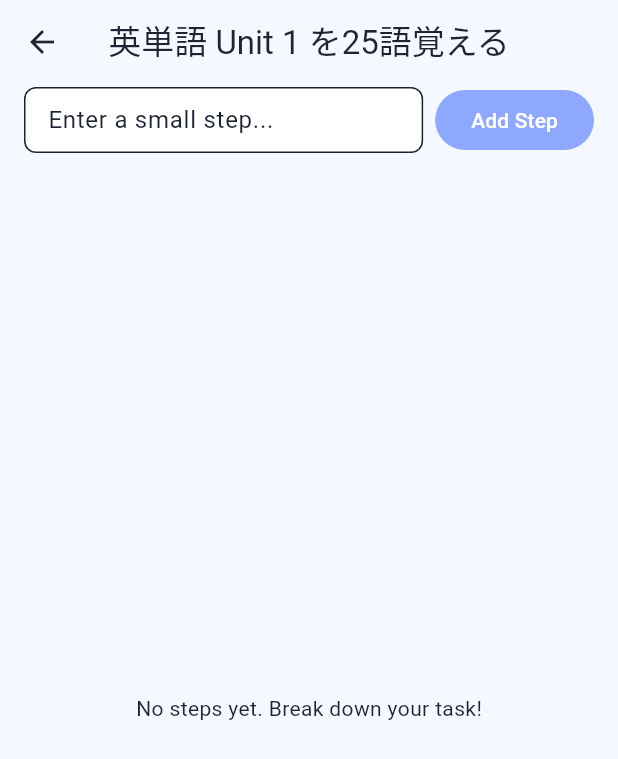
After one commit to sdaniger/-StudyFlow_AI, a Flutter app: the screen it shows after launch, item 2 of the bottom bar chosen, after a tap on the "layers" icon, on a phone screen of 412 x 824 dp. The commit adds this screen. Shown: the top 759 px of the screen. Run offline on Flutter 3.47's test engine with Material 3 defaults, Android fonts, the phone set to English and light mode, and no system bars; our stand-ins replace equatable, flutter_riverpod, go_router.

Commit message:
Add Small Steps Method feature
- SmallStep entity (Equatable), repository interface, 5 use cases
- InMemorySmallStepRepository with full CRUD
- SmallStepController (StateNotifier) with add/toggle/delete
- SmallStepsScreen with progress bar and step list
- SmallStepTile widget with checkbox and delete
- TaskTile now has onStepsTap button (layers icon)
- Navigation route: /tasks/:id/steps
- HomeScreen has Small Steps tip card
- ARB files updated with Japanese/English strings
- All 16 tests pass, 0 analyze errors

```diff
--- a/lib/core/router/app_router.dart
+++ b/lib/core/router/app_router.dart
@@ -5,6 +5,7 @@ import 'package:studyflow_ai/gen_l10n/app_localizations.dart';
 import '../../features/home/presentation/screens/home_screen.dart';
 import '../../features/tasks/presentation/screens/task_list_screen.dart';
 import '../../features/tasks/presentation/screens/task_edit_screen.dart';
+import '../../features/small_steps/presentation/screens/small_steps_screen.dart';
 import '../../features/pomodoro/presentation/screens/pomodoro_screen.dart';
 import '../../features/habits/presentation/screens/habit_screen.dart';
 import '../../features/review/presentation/screens/review_screen.dart';
@@ -54,6 +55,18 @@ final routerProvider = GoRouter(
                 key: state.pageKey,
                 child: const TaskEditScreen(),
               ),
+            ),
+            GoRoute(
+              path: ':id/steps',
+              parentNavigatorKey: _rootNavigatorKey,
+              pageBuilder: (context, state) {
+                final id = state.pathParameters['id']!;
+                final taskTitle = state.uri.queryParameters['title'] ?? 'Small Steps';
+                return MaterialPage(
+                  key: state.pageKey,
+                  child: SmallStepsScreen(taskId: id, taskTitle: taskTitle),
+                );
+              },
             ),
           ],
         ),
--- a/lib/features/home/presentation/screens/home_screen.dart
+++ b/lib/features/home/presentation/screens/home_screen.dart
@@ -20,10 +20,11 @@ class HomeScreen extends ConsumerWidget {
   @override
   Widget build(BuildContext context, WidgetRef ref) {
     final todayTasksAsync = ref.watch(todayTasksProvider);
+    final l10n = AppLocalizations.of(context)!;
 
     return Scaffold(
       appBar: AppBar(
-        title: Text(AppLocalizations.of(context)!.homeAppBarTitle),
+        title: Text(l10n.homeAppBarTitle),
         backgroundColor: Colors.transparent,
         elevation: 0,
       ),
@@ -35,13 +36,24 @@ class HomeScreen extends ConsumerWidget {
             _buildStatsRow(context, ref, todayTasksAsync),
             const SizedBox(height: AppSpacing.md),
             AiSuggestionCard(
-              suggestion: AppLocalizations.of(context)!.homeAISuggestion,
+              suggestion: l10n.homeAISuggestion,
+            ),
+            const SizedBox(height: AppSpacing.sm),
+            GlassCard(
+              onTap: () => context.push('/tasks'),
+              child: ListTile(
+                leading: const Icon(Icons.layers_outlined, color: AppColors.primary),
+                title: Text(l10n.smallStepsAppBar, style: Theme.of(context).textTheme.titleMedium),
+                subtitle: Text(l10n.taskBreakdownSuggestion, style: Theme.of(context).textTheme.bodySmall),
+                trailing: const Icon(Icons.chevron_right),
+                contentPadding: EdgeInsets.zero,
+              ),
             ),
             SectionHeader(
-              title: AppLocalizations.of(context)!.homeTodayTasks,
+              title: l10n.homeTodayTasks,
               trailing: TextButton(
                 onPressed: () => context.push('/tasks'),
-                child: Text(AppLocalizations.of(context)!.homeViewAll),
+                child: Text(l10n.homeViewAll),
               ),
             ),
             _buildTodayTasks(context, todayTasksAsync),
@@ -128,6 +140,7 @@ class HomeScreen extends ConsumerWidget {
                       priority: task.priority.label,
                       isCompleted: task.status == TaskStatus.done,
                       onTap: () => context.push('/tasks/${task.id}/edit'),
+                      onStepsTap: () => context.push('/tasks/${task.id}/steps?title=${Uri.encodeComponent(task.title)}'),
                     ))
                 .toList(),
           );
--- /dev/null
+++ b/lib/features/small_steps/application/providers/small_step_providers.dart
@@ -0,0 +1,89 @@
+import 'package:flutter_riverpod/flutter_riverpod.dart';
+import 'package:uuid/uuid.dart';
+import '../../data/repositories/in_memory_small_step_repository.dart';
+import '../../domain/entities/small_step.dart';
+import '../../domain/repositories/small_step_repository.dart';
+import '../../domain/usecases/get_steps_for_task.dart';
+import '../../domain/usecases/create_small_step.dart';
+import '../../domain/usecases/toggle_small_step.dart';
+import '../../domain/usecases/delete_small_step.dart';
+import '../../../../core/result/app_result.dart';
+
+final smallStepRepositoryProvider = Provider<SmallStepRepository>((ref) {
+  return InMemorySmallStepRepository();
+});
+
+final getStepsForTaskProvider = Provider<GetStepsForTask>((ref) {
+  return GetStepsForTask(ref.watch(smallStepRepositoryProvider));
+});
+
+final createSmallStepProvider = Provider<CreateSmallStep>((ref) {
+  return CreateSmallStep(ref.watch(smallStepRepositoryProvider));
+});
+
+final toggleSmallStepProvider = Provider<ToggleSmallStep>((ref) {
+  return ToggleSmallStep(ref.watch(smallStepRepositoryProvider));
+});
+
+final deleteSmallStepProvider = Provider<DeleteSmallStep>((ref) {
+  return DeleteSmallStep(ref.watch(smallStepRepositoryProvider));
+});
+
+final stepsForTaskProvider = FutureProvider.autoDispose.family<List<SmallStep>, String>((ref, taskId) async {
+  final useCase = ref.watch(getStepsForTaskProvider);
+  final result = await useCase(taskId);
+  if (result is AppSuccess<List<SmallStep>>) {
+    return result.data;
+  }
+  return [];
+});
+
+final smallStepControllerProvider = StateNotifierProvider.family<SmallStepController, AsyncValue<List<SmallStep>>, String>((ref, taskId) {
+  return SmallStepController(ref, taskId);
+});
+
+class SmallStepController extends StateNotifier<AsyncValue<List<SmallStep>>> {
+  final Ref _ref;
+  final String taskId;
+
+  SmallStepController(this._ref, this.taskId) : super(const AsyncValue.loading()) {
+    _loadSteps();
+  }
+
+  Future<void> _loadSteps() async {
+    final useCase = _ref.read(getStepsForTaskProvider);
+    final result = await useCase(taskId);
+    if (result is AppSuccess<List<SmallStep>>) {
+      state = AsyncValue.data(result.data);
+    } else if (result is AppFailure<List<SmallStep>>) {
+      state = AsyncValue.error(result.error, StackTrace.current);
+    }
+  }
+
+  Future<void> addStep(String title) async {
+    final create = _ref.read(createSmallStepProvider);
+    final steps = state.maybeWhen(data: (d) => d, orElse: () => <SmallStep>[]);
+    final step = SmallStep(
+      id: const Uuid().v4(),
+      taskId: taskId,
+      title: title,
+      order: steps.length,
+      createdAt: DateTime.now(),
+      updatedAt: DateTime.now(),
+    );
+    final result = await create(step);
+    if (result is AppSuccess) _loadSteps();
+  }
+
+  Future<void> toggleStep(String stepId) async {
+    final toggle = _ref.read(toggleSmallStepProvider);
+    final result = await toggle(stepId);
+    if (result is AppSuccess) _loadSteps();
+  }
+
+  Future<void> deleteStep(String stepId) async {
+    final delete = _ref.read(deleteSmallStepProvider);
+    final result = await delete(stepId);
+    if (result is AppSuccess) _loadSteps();
+  }
+}
--- /dev/null
+++ b/lib/features/small_steps/data/repositories/in_memory_small_step_repository.dart
@@ -0,0 +1,79 @@
+import '../../domain/entities/small_step.dart';
+import '../../domain/repositories/small_step_repository.dart';
+import '../../../../core/result/app_result.dart';
+import '../../../../core/errors/app_error.dart';
+
+class InMemorySmallStepRepository implements SmallStepRepository {
+  final _steps = <String, SmallStep>{};
+
+  InMemorySmallStepRepository({List<SmallStep>? initialData}) {
+    if (initialData != null) {
+      for (final step in initialData) {
+        _steps[step.id] = step;
+      }
+    }
+  }
+
+  @override
+  Future<AppResult<List<SmallStep>>> getStepsForTask(String taskId) async {
+    final result = _steps.values
+        .where((s) => s.taskId == taskId)
+        .toList()
+      ..sort((a, b) => a.order.compareTo(b.order));
+    return AppSuccess(result);
+  }
+
+  @override
+  Future<AppResult<SmallStep>> createStep(SmallStep step) async {
+    _steps[step.id] = step;
+    return AppSuccess(step);
+  }
+
+  @override
+  Future<AppResult<SmallStep>> updateStep(SmallStep step) async {
+    if (!_steps.containsKey(step.id)) {
+      return AppFailure(DatabaseError('Step not found'));
+    }
+    _steps[step.id] = step;
+    return AppSuccess(step);
+  }
+
+  @override
+  Future<AppResult<void>> deleteStep(String stepId) async {
+    if (!_steps.containsKey(stepId)) {
+      return AppFailure(DatabaseError('Step not found'));
+    }
+    _steps.remove(stepId);
+    return const AppSuccess(null);
+  }
+
+  @override
+  Future<AppResult<SmallStep>> toggleStep(String stepId) async {
+    final step = _steps[stepId];
+    if (step == null) {
+      return AppFailure(DatabaseError('Step not found'));
+    }
+    final updated = step.copyWith(
+      isCompleted: !step.isCompleted,
+      updatedAt: DateTime.now(),
+    );
+    _steps[stepId] = updated;
+    return AppSuccess(updated);
+  }
+
+  @override
+  Future<AppResult<List<SmallStep>>> reorderSteps(
+      String taskId, List<String> stepIds) async {
+    final steps = <SmallStep>[];
+    for (var i = 0; i < stepIds.length; i++) {
+      final step = _steps[stepIds[i]];
+      if (step != null && step.taskId == taskId) {
+        final reordered = step.copyWith(order: i, updatedAt: DateTime.now());
+        _steps[step.id] = reordered;
+        steps.add(reordered);
+      }
+    }
+    steps.sort((a, b) => a.order.compareTo(b.order));
+    return AppSuccess(steps);
+  }
+}
--- /dev/null
+++ b/lib/features/small_steps/domain/repositories/small_step_repository.dart
@@ -0,0 +1,11 @@
+import 'package:studyflow_ai/core/result/app_result.dart';
+import '../entities/small_step.dart';
+
+abstract class SmallStepRepository {
+  Future<AppResult<List<SmallStep>>> getStepsForTask(String taskId);
+  Future<AppResult<SmallStep>> createStep(SmallStep step);
+  Future<AppResult<SmallStep>> updateStep(SmallStep step);
+  Future<AppResult<void>> deleteStep(String stepId);
+  Future<AppResult<SmallStep>> toggleStep(String stepId);
+  Future<AppResult<List<SmallStep>>> reorderSteps(String taskId, List<String> stepIds);
+}
--- /dev/null
+++ b/lib/features/small_steps/domain/usecases/create_small_step.dart
@@ -0,0 +1,13 @@
+import 'package:studyflow_ai/core/result/app_result.dart';
+import '../entities/small_step.dart';
+import '../repositories/small_step_repository.dart';
+
+class CreateSmallStep {
+  final SmallStepRepository _repository;
+
+  CreateSmallStep(this._repository);
+
+  Future<AppResult<SmallStep>> call(SmallStep step) {
+    return _repository.createStep(step);
+  }
+}
--- /dev/null
+++ b/lib/features/small_steps/domain/usecases/get_steps_for_task.dart
@@ -0,0 +1,13 @@
+import 'package:studyflow_ai/core/result/app_result.dart';
+import '../entities/small_step.dart';
+import '../repositories/small_step_repository.dart';
+
+class GetStepsForTask {
+  final SmallStepRepository _repository;
+
+  GetStepsForTask(this._repository);
+
+  Future<AppResult<List<SmallStep>>> call(String taskId) {
+    return _repository.getStepsForTask(taskId);
+  }
+}
--- /dev/null
+++ b/lib/features/small_steps/presentation/screens/small_steps_screen.dart
@@ -0,0 +1,157 @@
+import 'package:flutter/material.dart';
+import 'package:flutter_riverpod/flutter_riverpod.dart';
+import 'package:studyflow_ai/gen_l10n/app_localizations.dart';
+import '../../application/providers/small_step_providers.dart';
+import '../widgets/small_step_tile.dart';
+
+class SmallStepsScreen extends ConsumerStatefulWidget {
+  final String taskId;
+  final String taskTitle;
+
+  const SmallStepsScreen({
+    super.key,
+    required this.taskId,
+    required this.taskTitle,
+  });
+
+  @override
+  ConsumerState<SmallStepsScreen> createState() => _SmallStepsScreenState();
+}
+
+class _SmallStepsScreenState extends ConsumerState<SmallStepsScreen> {
+  final _controller = TextEditingController();
+
+  @override
+  void dispose() {
+    _controller.dispose();
+    super.dispose();
+  }
+
+  void _addStep() {
+    final title = _controller.text.trim();
+    if (title.isEmpty) return;
+    ref.read(smallStepControllerProvider(widget.taskId).notifier).addStep(title);
+    _controller.clear();
+  }
+
+  @override
+  Widget build(BuildContext context) {
+    final l10n = AppLocalizations.of(context)!;
+    final stepsState = ref.watch(smallStepControllerProvider(widget.taskId));
+    final completedCount = stepsState.maybeWhen(
+      data: (steps) => steps.where((s) => s.isCompleted).length,
+      orElse: () => 0,
+    );
+    final totalCount = stepsState.maybeWhen(
+      data: (steps) => steps.length,
+      orElse: () => 0,
+    );
+    final progress = totalCount > 0 ? completedCount / totalCount : 0.0;
+
+    return Scaffold(
+      appBar: AppBar(
+        title: Text(widget.taskTitle),
+      ),
+      body: Column(
+        children: [
+          if (totalCount > 0)
+            Padding(
+              padding: const EdgeInsets.all(16),
+              child: Column(
+                crossAxisAlignment: CrossAxisAlignment.start,
+                children: [
+                  Text(
+                    '${l10n.smallStepsProgress} $completedCount/$totalCount',
+                    style: Theme.of(context).textTheme.bodySmall,
+                  ),
+                  const SizedBox(height: 8),
+                  ClipRRect(
+                    borderRadius: BorderRadius.circular(4),
+                    child: LinearProgressIndicator(
+                      value: progress,
+                      minHeight: 6,
+                    ),
+                  ),
+                ],
+              ),
+            ),
+          Padding(
+            padding: const EdgeInsets.symmetric(horizontal: 16),
+            child: Row(
+              children: [
+                Expanded(
+                  child: TextField(
+                    controller: _controller,
+                    decoration: InputDecoration(
+                      hintText: l10n.smallStepsHint,
+                      isDense: true,
+                      contentPadding: const EdgeInsets.symmetric(
+                        horizontal: 12,
+                        vertical: 10,
+                      ),
+                      border: OutlineInputBorder(
+                        borderRadius: BorderRadius.circular(8),
+                      ),
+                    ),
+                    onSubmitted: (_) => _addStep(),
+                  ),
+                ),
+                const SizedBox(width: 8),
+                FilledButton(
+                  onPressed: _addStep,
+                  child: Text(l10n.smallStepsAdd),
+                ),
+              ],
+            ),
+          ),
+          const SizedBox(height: 16),
+          Expanded(
+            child: stepsState.when(
+              loading: () => const Center(child: CircularProgressIndicator()),
+              error: (e, _) => Center(child: Text('$e')),
+              data: (steps) {
+                if (steps.isEmpty) {
+                  return Center(
+                    child: Text(
+                      l10n.smallStepsEmpty,
+                      style: Theme.of(context).textTheme.bodyMedium,
+                    ),
+                  );
+                }
+                final incomplete = steps.where((s) => !s.isCompleted).toList();
+                final complete = steps.where((s) => s.isCompleted).toList();
+
+                return ListView(
+                  padding: const EdgeInsets.symmetric(horizontal: 16),
+                  children: [
+                    ...incomplete.map((step) => SmallStepTile(
+                      step: step,
+                      onToggle: () => ref
+                          .read(smallStepControllerProvider(widget.taskId).notifier)
+                          .toggleStep(step.id),
+                      onDelete: () => ref
+                          .read(smallStepControllerProvider(widget.taskId).notifier)
+                          .deleteStep(step.id),
+                    )),
+                    if (complete.isNotEmpty) ...[
+                      const Divider(height: 32),
+                      ...complete.map((step) => SmallStepTile(
+                        step: step,
+                        onToggle: () => ref
+                            .read(smallStepControllerProvider(widget.taskId).notifier)
+                            .toggleStep(step.id),
+                        onDelete: () => ref
+                            .read(smallStepControllerProvider(widget.taskId).notifier)
+                            .deleteStep(step.id),
+                      )),
+                    ],
+                  ],
+                );
+              },
+            ),
+          ),
+        ],
+      ),
+    );
+  }
+}
--- a/lib/features/tasks/presentation/screens/task_list_screen.dart
+++ b/lib/features/tasks/presentation/screens/task_list_screen.dart
@@ -63,6 +63,7 @@ class TaskListScreen extends ConsumerWidget {
                   onToggleComplete: () {
                     ref.read(taskControllerProvider).completeTask(task);
                   },
+                  onStepsTap: () => context.push('/tasks/${task.id}/steps?title=${Uri.encodeComponent(task.title)}'),
                 );
               },
             );
--- a/lib/gen_l10n/app_localizations.dart
+++ b/lib/gen_l10n/app_localizations.dart
@@ -1084,6 +1084,66 @@ abstract class AppLocalizations {
   /// In en, this message translates to:
   /// **'Unknown error'**
   String get errorUnknown;
+
+  /// No description provided for @smallStepsAppBar.
+  ///
+  /// In en, this message translates to:
+  /// **'Small Steps'**
+  String get smallStepsAppBar;
+
+  /// No description provided for @smallStepsProgress.
+  ///
+  /// In en, this message translates to:
+  /// **'Progress:'**
+  String get smallStepsProgress;
+
+  /// No description provided for @smallStepsHint.
+  ///
+  /// In en, this message translates to:
+  /// **'Enter a small step...'**
+  String get smallStepsHint;
+
+  /// No description provided for @smallStepsAdd.
+  ///
+  /// In en, this message translates to:
+  /// **'Add Step'**
+  String get smallStepsAdd;
+
+  /// No description provided for @smallStepsEmpty.
+  ///
+  /// In en, this message translates to:
+  /// **'No steps yet. Break down your task!'**
+  String get smallStepsEmpty;
+
+  /// No description provided for @smallStepsBreakDown.
+  ///
+  /// In en, this message translates to:
+  /// **'Break Down'**
+  String get smallStepsBreakDown;
+
+  /// No description provided for @smallStepsAiSuggest.
+  ///
+  /// In en, this message translates to:
+  /// **'Let AI suggest small steps'**
+  String get smallStepsAiSuggest;
+
+  /// No description provided for @smallStepsAiBreakdown.
+  ///
+  /// In en, this message translates to:
+  /// **'AI Breakdown'**
+  String get smallStepsAiBreakdown;
+
+  /// No description provided for @smallStepsAdded.
+  ///
+  /// In en, this message translates to:
+  /// **'Steps added to task!'**
+  String get smallStepsAdded;
+
+  /// No description provided for @taskBreakdownSuggestion.
+  ///
+  /// In en, this message translates to:
+  /// **'Break this task into small steps to make it more manageable. Small steps build momentum!'**
+  String get taskBreakdownSuggestion;
 }
 
 class _AppLocalizationsDelegate extends LocalizationsDelegate<AppLocalizations> {
--- a/lib/gen_l10n/app_localizations_en.dart
+++ b/lib/gen_l10n/app_localizations_en.dart
@@ -502,4 +502,34 @@ class AppLocalizationsEn extends AppLocalizations {
 
   @override
   String get errorUnknown => 'Unknown error';
+
+  @override
+  String get smallStepsAppBar => 'Small Steps';
+
+  @override
+  String get smallStepsProgress => 'Progress:';
+
+  @override
+  String get smallStepsHint => 'Enter a small step...';
+
+  @override
+  String get smallStepsAdd => 'Add Step';
+
+  @override
+  String get smallStepsEmpty => 'No steps yet. Break down your task!';
+
+  @override
+  String get smallStepsBreakDown => 'Break Down';
+
+  @override
+  String get smallStepsAiSuggest => 'Let AI suggest small steps';
+
+  @override
+  String get smallStepsAiBreakdown => 'AI Breakdown';
+
+  @override
+  String get smallStepsAdded => 'Steps added to task!';
+
+  @override
+  String get taskBreakdownSuggestion => 'Break this task into small steps to make it more manageable. Small steps build momentum!';
 }
--- a/lib/gen_l10n/app_localizations_ja.dart
+++ b/lib/gen_l10n/app_localizations_ja.dart
@@ -502,4 +502,34 @@ class AppLocalizationsJa extends AppLocalizations {
 
   @override
   String get errorUnknown => '不明なエラー';
+
+  @override
+  String get smallStepsAppBar => 'スモールステップ';
+
+  @override
+  String get smallStepsProgress => '進捗:';
+
+  @override
+  String get smallStepsHint => '小さなステップを入力...';
+
+  @override
+  String get smallStepsAdd => '追加';
+
+  @override
+  String get smallStepsEmpty => 'まだステップがありません。タスクを分解しましょう！';
+
+  @override
+  String get smallStepsBreakDown => '分解する';
+
+  @override
+  String get smallStepsAiSuggest => 'AIに小さなステップを提案させる';
+
+  @override
+  String get smallStepsAiBreakdown => 'AIで分解';
+
+  @override
+  String get smallStepsAdded => 'タスクにステップを追加しました！';
+
+  @override
+  String get taskBreakdownSuggestion => 'このタスクを小さなステップに分解すると、より取り組みやすくなります。小さなステップが勢いを作ります！';
 }
--- a/lib/l10n/app_en.arb
+++ b/lib/l10n/app_en.arb
@@ -189,5 +189,17 @@
   "errorCalendar": "Calendar API error",
   "errorDrive": "Drive API error",
   "errorNotification": "Notification error",
-  "errorUnknown": "Unknown error"
+  "errorUnknown": "Unknown error",
+
+  "smallStepsAppBar": "Small Steps",
+  "smallStepsProgress": "Progress:",
+  "smallStepsHint": "Enter a small step...",
+  "smallStepsAdd": "Add Step",
+  "smallStepsEmpty": "No steps yet. Break down your task!",
+  "smallStepsBreakDown": "Break Down",
+  "smallStepsAiSuggest": "Let AI suggest small steps",
+  "smallStepsAiBreakdown": "AI Breakdown",
+  "smallStepsAdded": "Steps added to task!",
+
+  "taskBreakdownSuggestion": "Break this task into small steps to make it more manageable. Small steps build momentum!"
 }
--- a/lib/l10n/app_ja.arb
+++ b/lib/l10n/app_ja.arb
@@ -184,5 +184,17 @@
   "errorCalendar": "カレンダーAPIエラー",
   "errorDrive": "ドライブAPIエラー",
   "errorNotification": "通知エラー",
-  "errorUnknown": "不明なエラー"
+  "errorUnknown": "不明なエラー",
+
+  "smallStepsAppBar": "スモールステップ",
+  "smallStepsProgress": "進捗:",
+  "smallStepsHint": "小さなステップを入力...",
+  "smallStepsAdd": "追加",
+  "smallStepsEmpty": "まだステップがありません。タスクを分解しましょう！",
+  "smallStepsBreakDown": "分解する",
+  "smallStepsAiSuggest": "AIに小さなステップを提案させる",
+  "smallStepsAiBreakdown": "AIで分解",
+  "smallStepsAdded": "タスクにステップを追加しました！",
+
+  "taskBreakdownSuggestion": "このタスクを小さなステップに分解すると、より取り組みやすくなります。小さなステップが勢いを作ります！"
 }
--- a/lib/shared/widgets/task_tile.dart
+++ b/lib/shared/widgets/task_tile.dart
@@ -10,6 +10,7 @@ class TaskTile extends StatelessWidget {
   final bool isCompleted;
   final VoidCallback? onTap;
   final VoidCallback? onToggleComplete;
+  final VoidCallback? onStepsTap;
 
   const TaskTile({
     super.key,
@@ -19,6 +20,7 @@ class TaskTile extends StatelessWidget {
     this.isCompleted = false,
     this.onTap,
     this.onToggleComplete,
+    this.onStepsTap,
   });
 
   @override
@@ -77,6 +79,15 @@ class TaskTile extends StatelessWidget {
                 ),
               ),
             ),
+          const SizedBox(width: 4),
+          if (onStepsTap != null)
+            IconButton(
+              icon: const Icon(Icons.layers_outlined, size: 20),
+              onPressed: onStepsTap,
+              padding: EdgeInsets.zero,
+              constraints: const BoxConstraints(),
+              tooltip: 'Small Steps',
+            ),
         ],
       ),
     );
```
Also changed, not shown: lib/features/small_steps/domain/entities/small_step.dart (added, +44 -0 lines), lib/features/small_steps/domain/usecases/delete_small_step.dart (added, +12 -0 lines), lib/features/small_steps/domain/usecases/toggle_small_step.dart (added, +13 -0 lines), lib/features/small_steps/presentation/widgets/small_step_tile.dart (added, +56 -0 lines).
